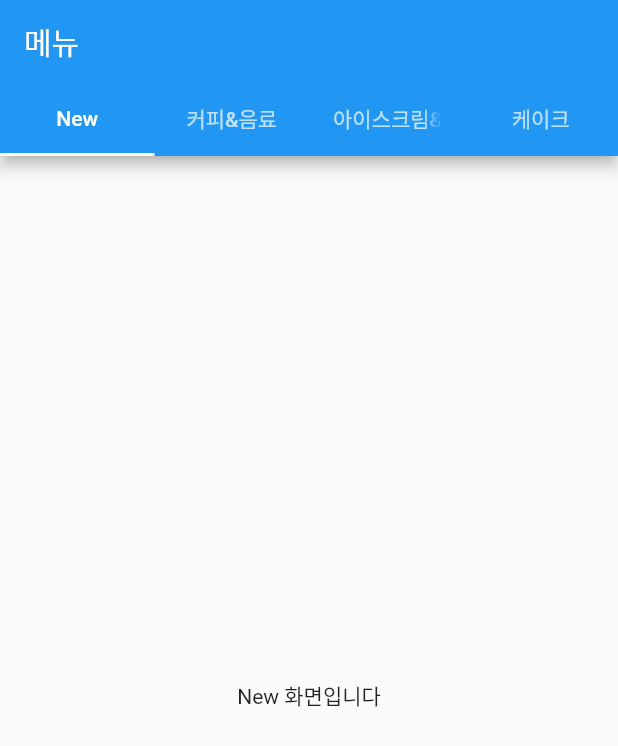
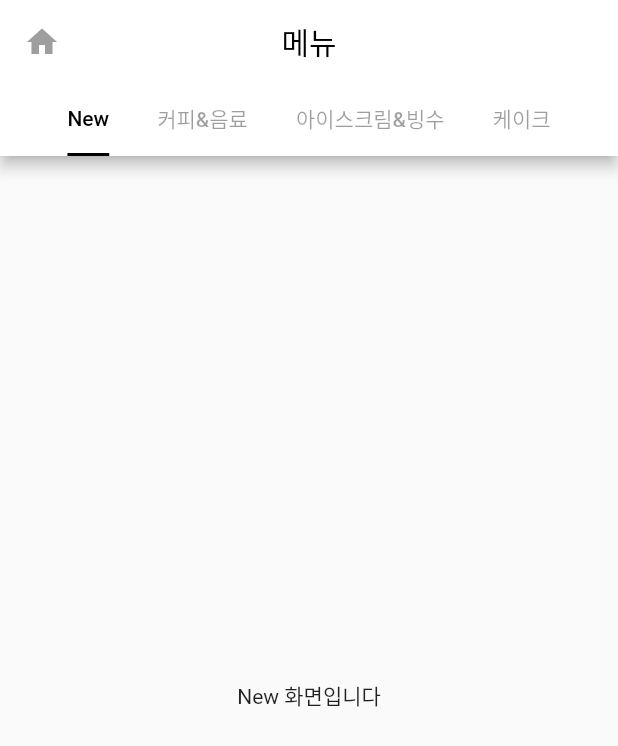
Before and after one commit to Z0ro0/Flutter, a Flutter app: the screen it shows after launch, on a phone screen of 412 x 824 dp. Shown: the top 746 px of the screen. Run offline on Flutter 3.47's test engine with Material 2 defaults, Android fonts, the phone set to English and light mode, and no system bars; our stand-ins replace google_fonts.

Commit message:
탭바 스타일 적용

```diff
--- a/cafe_app/lib/screens/home/home_screen.dart
+++ b/cafe_app/lib/screens/home/home_screen.dart
@@ -18,15 +18,27 @@ class MyHomePage extends StatelessWidget {
        length: menuItems.length,
        child: Scaffold(
          appBar: AppBar(
-           title: Text("메뉴"),
+           title: const Text("메뉴", style: TextStyle(color: Colors.black),
+           ),
+           centerTitle: true,
+           backgroundColor: Colors.white,
+           leading: Icon(
+             Icons.home,
+             color: Colors.grey,
+           ),
            //3, 탭바 생성(탭바 아래 각각의 탭 생성)
            bottom: TabBar(
-             tabs: List.generate(
+             tabs: List.generate(//menuitems 길이만큼 탭바 메뉴 생성
                  menuItems.length,
                      (index) => Tab(
                        text: menuItems[index],
                      ),
              ),
+             unselectedLabelColor: Colors.black38,//선택되지 않은 탭 진한 회색
+             labelColor: Colors.black,//기본 탭 색은 검정색
+             indicatorColor: Colors.black,//탭 밑의 선 색 검정색
+             indicatorSize: TabBarIndicatorSize.label,//탭 밑의 선 크기는 라벨 크기
+             isScrollable: true,//탭바 스크롤 가능하도록
            ),
          ),
          //4.탭바 뷰 생성
```
